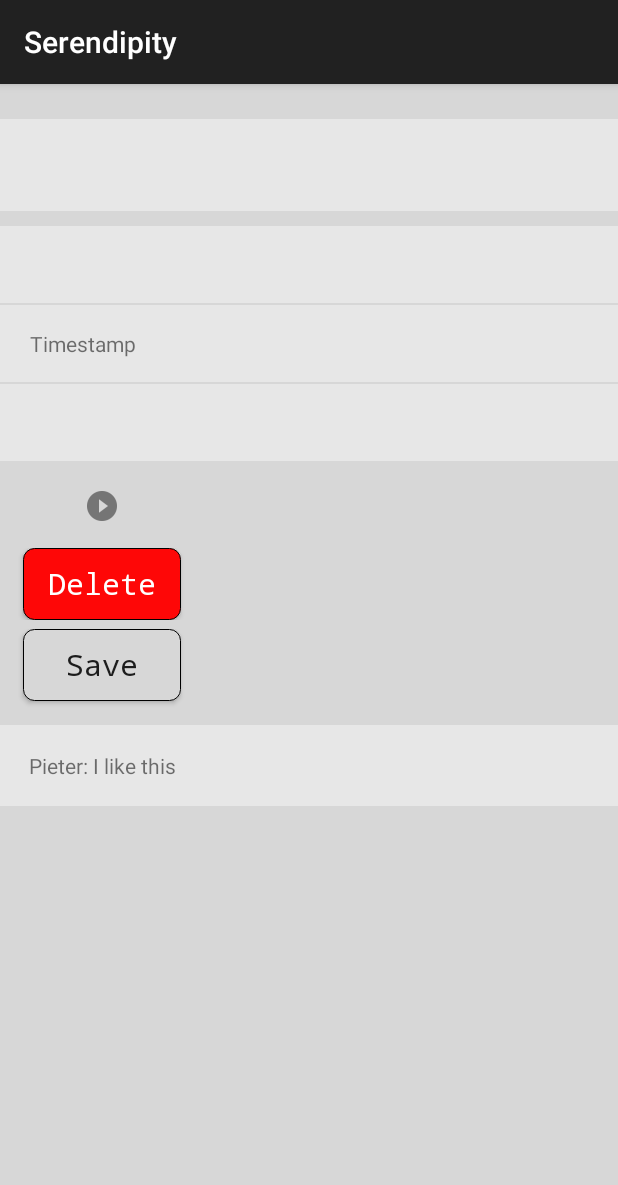
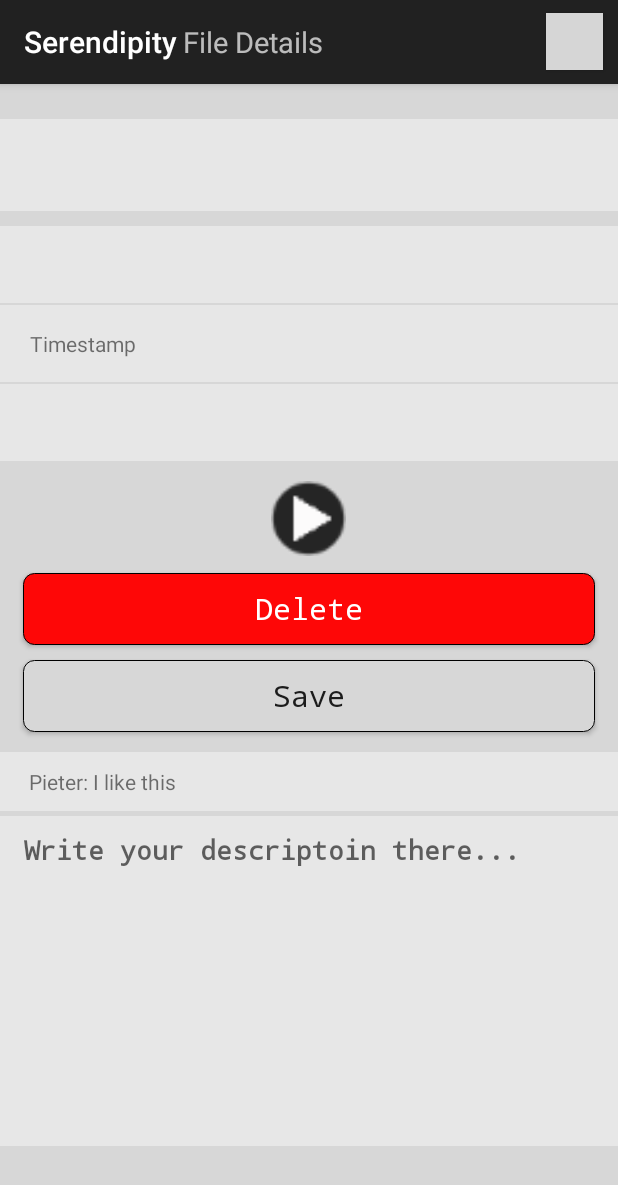
Before and after one commit to Silvergrail/Serendipity, an Android app: the FileDetailActivity screen opened directly, with no data from a screen before it, on a phone screen of 412 x 824 dp. Shown: the top 1185 px of the screen. Run offline under Robolectric (Android 15) with nearby library versions, the light colour scheme and no system bars; grey boxes are pictures that could not be loaded.

Commit message:
Fix problems and add new changes
Add toolbar to rest of pages; Fix button display problem of
‘file_detial_aciticity’; Add comment field for ‘file_detial_activity’;
Change ‘cancel’ img btn to ‘Play’ img btn in ‘record_acitivity’

```diff
--- a/app/src/main/AndroidManifest.xml
+++ b/app/src/main/AndroidManifest.xml
@@ -108,7 +108,7 @@
         <activity
             android:name=".FileDetailActivity"
             android:label="@string/app_name"
-            android:theme="@style/AppTheme">
+            android:theme="@style/AppTheme.NoActionBar">
             <intent-filter>
                 <action android:name="com.sauvola.jussi.serendipity.FileDetailActivity" />
 
@@ -130,6 +130,7 @@
                 <category android:name="android.intent.category.DEFAULT" />
             </intent-filter>
         </activity>
+
     </application>
 
 </manifest>
--- a/app/src/main/java/com/sauvola/jussi/serendipity/FileDetailActivity.java
+++ b/app/src/main/java/com/sauvola/jussi/serendipity/FileDetailActivity.java
@@ -6,6 +6,8 @@ import static com.sauvola.jussi.serendipity.ProfileActivity.TAG_FILE_DESCRIPTION
 import android.content.Intent;
 import android.support.v7.app.AppCompatActivity;
 import android.os.Bundle;
+import android.support.v7.widget.Toolbar;
+import android.view.View;
 import android.widget.Button;
 import android.widget.TextView;
 
@@ -18,6 +20,18 @@ public class FileDetailActivity extends AppCompatActivity {
     protected void onCreate(Bundle savedInstanceState) {
         super.onCreate(savedInstanceState);
         setContentView(R.layout.activity_file_detail);
+
+        Toolbar toolbar = (Toolbar) findViewById(R.id.toolbar);
+        setSupportActionBar(toolbar);
+
+        Button mSettingButton = (Button) findViewById(R.id.setting_button);
+        mSettingButton.setOnClickListener(new View.OnClickListener() {
+            @Override
+            public void onClick(View view) {
+                Intent intent = new Intent("com.sauvola.jussi.serendipity.PersonalProfileActivity");
+                startActivity(intent);
+            }
+        });
 
         Intent in = getIntent();
 
--- a/app/src/main/java/com/sauvola/jussi/serendipity/ProfileActivity.java
+++ b/app/src/main/java/com/sauvola/jussi/serendipity/ProfileActivity.java
@@ -87,7 +87,7 @@ public class ProfileActivity extends AppCompatActivity {
         Toolbar toolbar = (Toolbar) findViewById(R.id.toolbar);
         setSupportActionBar(toolbar);
 
-        Button mSettingButton = (Button) findViewById(R.id.SettingButton);
+        Button mSettingButton = (Button) findViewById(R.id.setting_button);
         mSettingButton.setOnClickListener(new View.OnClickListener() {
             @Override
             public void onClick(View view) {
--- a/app/src/main/res/layout/activity_file_detail.xml
+++ b/app/src/main/res/layout/activity_file_detail.xml
@@ -1,17 +1,55 @@
 <?xml version="1.0" encoding="utf-8"?>
-
-<LinearLayout xmlns:android="http://schemas.android.com/apk/res/android"
+<android.support.design.widget.CoordinatorLayout xmlns:android="http://schemas.android.com/apk/res/android"
+    xmlns:app="http://schemas.android.com/apk/res-auto"
     xmlns:tools="http://schemas.android.com/tools"
     android:layout_width="match_parent"
     android:layout_height="match_parent"
+    android:fitsSystemWindows="true"
     android:background="@color/colorBackgroundDarkgrey"
     tools:context="com.sauvola.jussi.serendipity.FileDetailActivity"
     android:gravity="center_horizontal">
 
+    <android.support.design.widget.AppBarLayout
+        android:layout_width="match_parent"
+        android:layout_height="wrap_content"
+        android:theme="@style/AppTheme.AppBarOverlay">
+
+        <android.support.v7.widget.Toolbar
+            android:id="@+id/toolbar"
+            android:layout_width="match_parent"
+            android:layout_height="?attr/actionBarSize"
+            android:background="?attr/colorPrimary"
+            app:popupTheme="@style/AppTheme.PopupOverlay" >
+
+            <TextView
+                android:layout_width="wrap_content"
+                android:layout_height="wrap_content"
+                android:text="@string/title_activity_file_detail"
+                android:id="@+id/textView"
+                android:textSize="19dp" />
+
+            <Button
+                android:layout_width="38dip"
+                android:layout_height="38dip"
+                android:layout_gravity="right"
+                android:background="@drawable/ic_setting_grey"
+                android:id="@+id/setting_button"
+                android:layout_marginRight="10dp"/>
+
+        </android.support.v7.widget.Toolbar>
+
+    </android.support.design.widget.AppBarLayout>
+
     <ScrollView
         android:layout_width="match_parent"
-        android:layout_height="match_parent">
+        android:layout_height="wrap_content"
+        tools:context="com.sauvola.jussi.serendipity.FileDetailActivity"
+        app:layout_behavior="@string/appbar_scrolling_view_behavior">
 
+        <LinearLayout
+            android:layout_width="match_parent"
+            android:layout_height="match_parent"
+            android:orientation="vertical">
             <TableLayout
                 android:layout_width="match_parent"
                 android:layout_height="wrap_content">
@@ -78,7 +116,7 @@
                     android:layout_height="wrap_content"
                     android:background="@color/colorBackgroundLightgrey"
                     android:orientation="vertical"
-        android:layout_marginBottom="18dp"
+                    android:layout_marginBottom="10dp"
                     android:id="@+id/Descriptoin_Field"
                     android:paddingTop="16dip"
                     android:paddingBottom="16dip"
@@ -87,35 +125,29 @@
                     <TextView
                         android:layout_width="wrap_content"
                         android:layout_height="wrap_content"
-            android:text="Descitpion: this is my first record file. this is my first record file. this is my first record file. this is my first record file. this is my first record file. "
+                        android:text="Descitpion: this is my first record file. "
                         android:id="@+id/file_description_text"
 
                         android:layout_marginBottom="0dp"
                         android:paddingRight="17dp"
                         android:paddingLeft="17dp" />
                 </TableRow>
-
-    <TableRow
-        android:layout_width="match_parent"
-        android:layout_height="match_parent">
+            </TableLayout>
 
             <ImageButton
-            android:layout_width="wrap_content"
-            android:layout_height="wrap_content"
+                android:layout_width="50dp"
+                android:layout_height="50dp"
                 android:id="@+id/record_play_button"
                 android:background="@drawable/ic_record_play"
                 android:layout_gravity="center"
-            android:layout_marginBottom="8dp"
-            android:contentDescription="@null"/>
-    </TableRow>
+                android:layout_marginBottom="11dp"
+                android:contentDescription="@null"
+                android:layout_marginTop="3dp" />
 
-    <TableRow
-        android:layout_width="match_parent"
-        android:layout_height="match_parent"
-        android:layout_marginBottom="6dp">
+
 
             <Button
-            android:layout_width="wrap_content"
+                android:layout_width="match_parent"
                 android:layout_height="wrap_content"
                 android:background="@drawable/delete_btn"
                 android:text="Delete"
@@ -125,16 +157,12 @@
                 android:layout_marginRight="15dp"
                 android:textSize="20sp"
                 android:typeface="monospace"
-            android:textColor="@color/colorWhite" />
-    </TableRow>
+                android:textColor="@color/colorWhite"
+                android:layout_marginBottom="10dp" />
 
-    <TableRow
-    android:layout_width="match_parent"
-    android:layout_height="match_parent"
-        android:layout_marginBottom="6dp">
 
             <Button
-        android:layout_width="wrap_content"
+                android:layout_width="match_parent"
                 android:layout_height="wrap_content"
                 android:background="@drawable/radius_btn2"
                 android:text="Save"
@@ -144,20 +172,22 @@
                 android:layout_marginRight="15dp"
                 android:textSize="20sp"
                 android:typeface="monospace"
-        android:layout_marginBottom="10dp" />
-    </TableRow>
+                android:layout_marginBottom="13dp" />
+
+            <TableLayout
+                android:layout_width="match_parent"
+                android:layout_height="match_parent">
 
                 <TableRow
                     android:layout_width="fill_parent"
                     android:layout_height="wrap_content"
                     android:background="@color/colorBackgroundLightgrey"
                     android:orientation="vertical"
-        android:layout_marginBottom="18dp"
-        android:id="@+id/Comment_Field"
-        android:paddingTop="17dip"
-        android:paddingBottom="17dip"
-        android:paddingLeft="2dp">
-
+                    android:layout_marginBottom="3dp"
+                    android:id="@+id/comment_Field"
+                    android:paddingTop="10dip"
+                    android:paddingLeft="2dp"
+                    android:paddingBottom="10dp">
                     <TextView
                         android:layout_width="wrap_content"
                         android:layout_height="wrap_content"
@@ -168,8 +198,31 @@
                         android:paddingLeft="17dp" />
                 </TableRow>
 
+                <TableRow
+                    android:layout_width="match_parent"
+                    android:layout_height="wrap_content"
+                    android:background="@color/colorBackgroundLightgrey"
+                    android:id="@+id/Desription_TableRow"
+                    android:clickable="false"
+                    android:orientation="vertical">
+                    <EditText
+                        android:id="@+id/desription_EditText"
+                        android:layout_width="match_parent"
+                        android:layout_height="200dip"
+                        android:background="@android:color/transparent"
+                        android:clickable="false"
+                        android:editable="true"
+                        android:hint="Write your descriptoin there..."
+                        android:typeface="monospace"
+                        android:textStyle="bold"
+                        android:gravity="center_horizontal|top"
+                        android:layout_marginLeft="16dp"
+                        android:layout_marginTop="10dp"
+                        android:layout_marginBottom="10dp">
+                    </EditText>
+                </TableRow>
+            </TableLayout>
+        </LinearLayout>
+    </ScrollView>
 
-
-</TableLayout>
-    </ScrollView>
-</LinearLayout>
+</android.support.design.widget.CoordinatorLayout>
--- a/app/src/main/res/values/strings.xml
+++ b/app/src/main/res/values/strings.xml
@@ -30,9 +30,10 @@
     <string name="record_button">Record</string>
     <string name="title_activity_first">FirstActivity</string>
     <string name="title_activity_ds">ds</string>
-    <string name="title_activity_save_record">SaveRecordActivity</string>
+    <string name="title_activity_save_record">Save Record</string>
     <string name="title_activity_record">Record</string>
 
     <string name="label_new_record">New record file</string>
+    <string name="title_activity_file_detail">File Details</string>
 
 </resources>
```
Also changed, not shown: app/src/main/java/com/sauvola/jussi/serendipity/RecordActivity.java (+9 -0 lines), app/src/main/java/com/sauvola/jussi/serendipity/SaveRecordActivity.java (+9 -0 lines), app/src/main/res/layout/activity_profile.xml (+4 -5 lines), app/src/main/res/layout/activity_record.xml (+5 -6 lines), app/src/main/res/layout/activity_save_record.xml (+9 -1 lines), app/src/main/ic_record_play-web.png (added), app/src/main/res/drawable-hdpi/ic_record_play.png (deleted), app/src/main/res/drawable-mdpi/ic_record_play.png (deleted), app/src/main/res/drawable-xhdpi/ic_record_play.gif (added), app/src/main/res/drawable-xhdpi/ic_record_play.png (deleted), app/src/main/res/drawable-xxhdpi/ic_record_play.png (deleted). Lines whose indentation alone changed are shown as unchanged.
